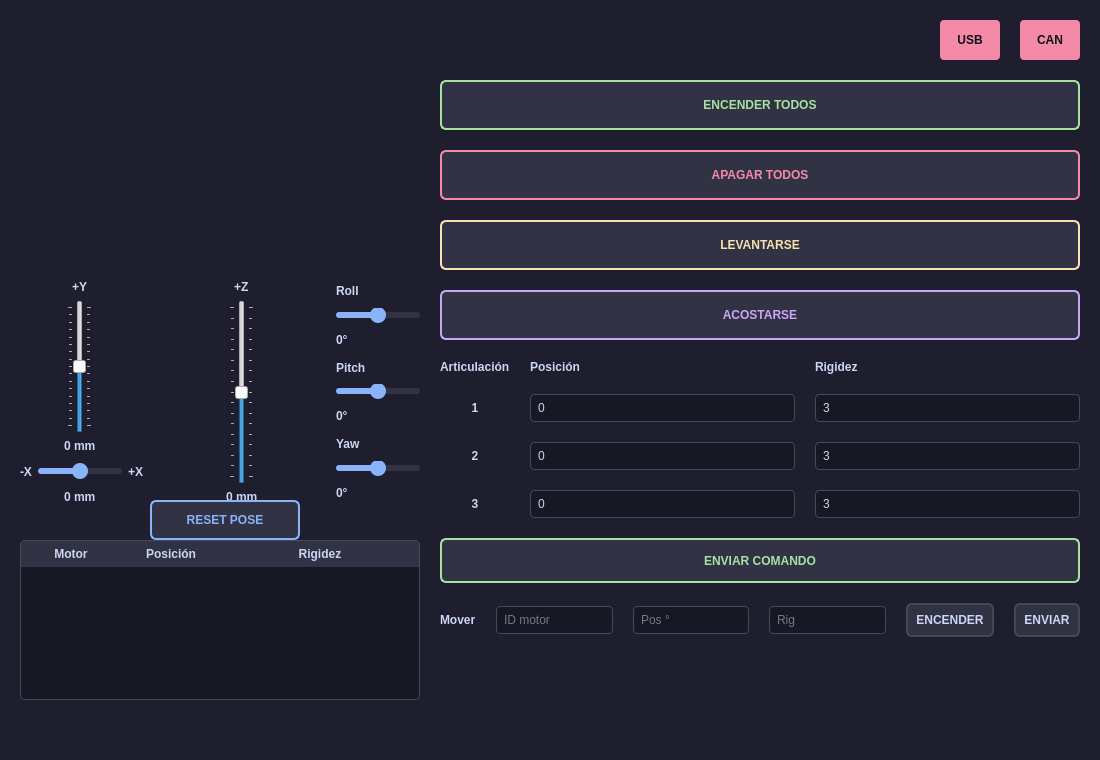
Old version of the form src/MainWindow.ui in the repository belencorvillo/TARANTULA.
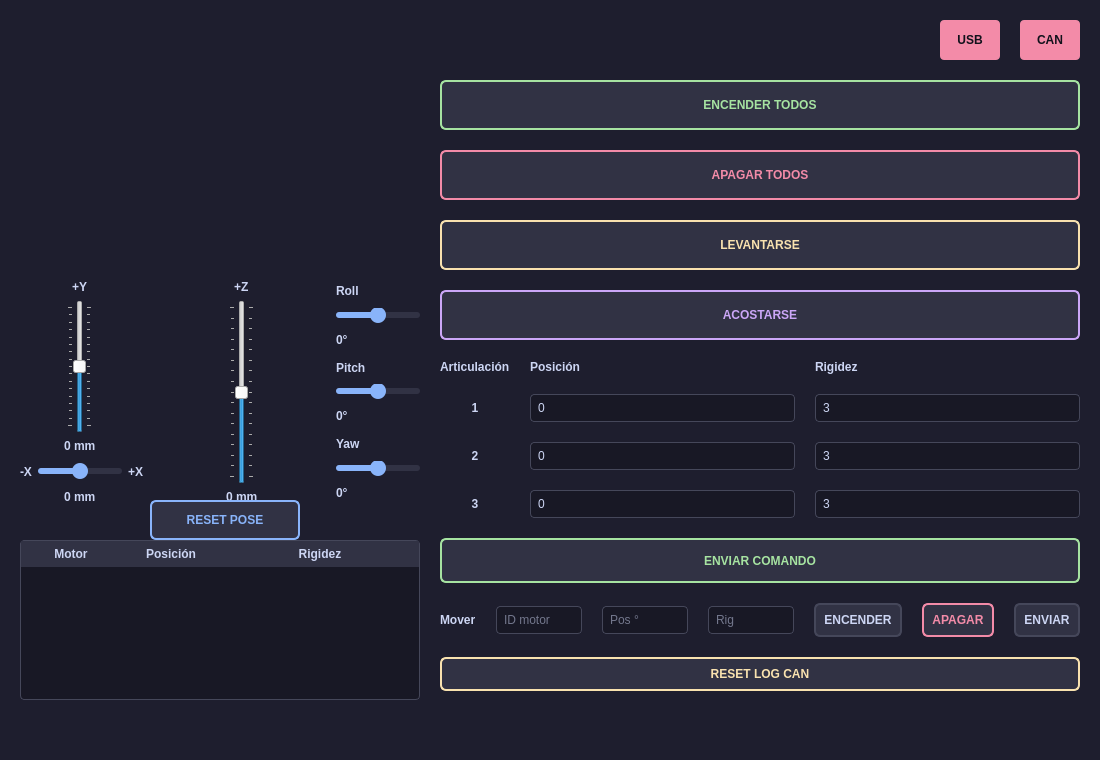
New version of the form. Custom widgets are drawn as their Qt base class.

Commit message: Añadir botones Apagar motor y Reset log CAN a la interfaz Qt

Patch:
```diff
--- a/src/MainWindow.ui
+++ b/src/MainWindow.ui
@@ -25,6 +25,10 @@
     QPushButton#btnStopAll:hover { background-color: #f38ba8; color: #1e1e2e; }
     QPushButton#btnSendCommandGrid { border-color: #a6e3a1; color: #a6e3a1; }
     QPushButton#btnResetPose { border-color: #89b4fa; color: #89b4fa; }
+    QPushButton#btnDisableIndividual { border-color: #f38ba8; color: #f38ba8; }
+    QPushButton#btnDisableIndividual:hover { background-color: #f38ba8; color: #1e1e2e; }
+    QPushButton#btnResetLog { border-color: #f9e2af; color: #f9e2af; }
+    QPushButton#btnResetLog:hover { background-color: #f9e2af; color: #1e1e2e; }
     QLineEdit { background-color: #181825; color: #cdd6f4; border: 1px solid #45475a; border-radius: 4px; padding: 5px; }
     QTableWidget { background-color: #181825; color: #cdd6f4; gridline-color: #313244; border: 1px solid #45475a; border-radius: 4px; }
     QHeaderView::section { background-color: #313244; color: #cdd6f4; padding: 4px; font-weight: bold; border: none; }
@@ -637,6 +641,16 @@
           </property>
          </widget>
         </item>
+        <item>
+         <widget class="QPushButton" name="btnDisableIndividual">
+          <property name="toolTip">
+           <string>Apaga (IDLE) el motor indicado en "ID motor"</string>
+          </property>
+          <property name="text">
+           <string>APAGAR</string>
+          </property>
+         </widget>
+        </item>
         <item>
          <widget class="QPushButton" name="btnSendIndividual">
           <property name="text">
@@ -646,6 +660,16 @@
         </item>
        </layout>
       </item>
+      <item>
+       <widget class="QPushButton" name="btnResetLog">
+        <property name="toolTip">
+         <string>Vacía el fichero can_log.csv del CanLogger</string>
+        </property>
+        <property name="text">
+         <string>RESET LOG CAN</string>
+        </property>
+       </widget>
+      </item>
       <item>
        <spacer name="verticalSpacer_Right">
         <property name="orientation">
```
